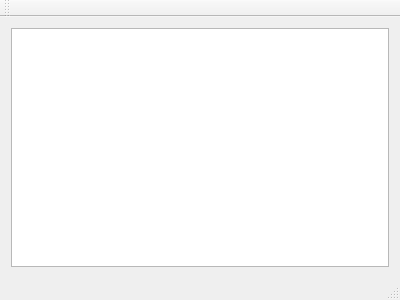
This is apps/qtGui/shinegui.ui in Baertierchen/shine as Qt 5 draws it before an edit. The edited form follows.
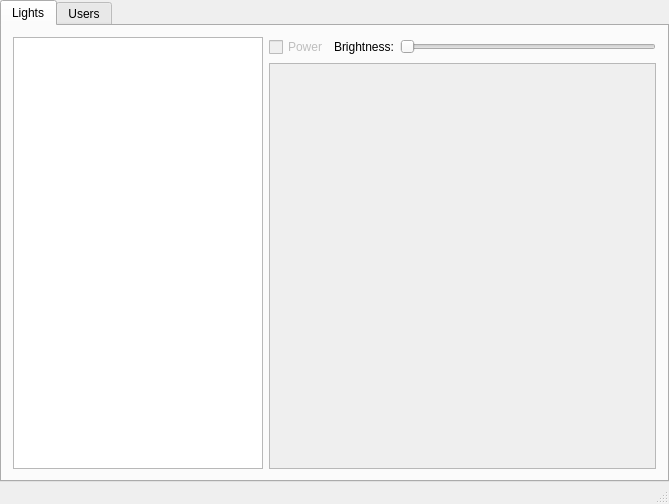
This is the edited form.

Commit message: Draw HSV colorspace + add power/brightness control

What changed in the file:
```diff
--- a/apps/qtGui/shinegui.ui
+++ b/apps/qtGui/shinegui.ui
@@ -6,8 +6,8 @@
    <rect>
     <x>0</x>
     <y>0</y>
-    <width>400</width>
-    <height>300</height>
+    <width>669</width>
+    <height>504</height>
    </rect>
   </property>
   <property name="windowTitle">
@@ -15,8 +15,142 @@
   </property>
   <widget class="QWidget" name="centralWidget">
    <layout class="QHBoxLayout" name="horizontalLayout">
+    <property name="spacing">
+     <number>0</number>
+    </property>
+    <property name="leftMargin">
+     <number>0</number>
+    </property>
+    <property name="topMargin">
+     <number>0</number>
+    </property>
+    <property name="rightMargin">
+     <number>0</number>
+    </property>
+    <property name="bottomMargin">
+     <number>0</number>
+    </property>
     <item>
-     <widget class="QListView" name="lv_lights"/>
+     <widget class="QTabWidget" name="tabWidget">
+      <property name="currentIndex">
+       <number>0</number>
+      </property>
+      <widget class="QWidget" name="tab_lights">
+       <attribute name="title">
+        <string>Lights</string>
+       </attribute>
+       <layout class="QHBoxLayout" name="horizontalLayout_3">
+        <item>
+         <widget class="QListView" name="lv_lights">
+          <property name="sizePolicy">
+           <sizepolicy hsizetype="Preferred" vsizetype="Expanding">
+            <horstretch>0</horstretch>
+            <verstretch>0</verstretch>
+           </sizepolicy>
+          </property>
+          <property name="minimumSize">
+           <size>
+            <width>250</width>
+            <height>0</height>
+           </size>
+          </property>
+          <property name="horizontalScrollBarPolicy">
+           <enum>Qt::ScrollBarAlwaysOff</enum>
+          </property>
+          <property name="sizeAdjustPolicy">
+           <enum>QAbstractScrollArea::AdjustToContents</enum>
+          </property>
+          <property name="alternatingRowColors">
+           <bool>true</bool>
+          </property>
+          <property name="movement">
+           <enum>QListView::Static</enum>
+          </property>
+          <property name="resizeMode">
+           <enum>QListView::Fixed</enum>
+          </property>
+          <property name="layoutMode">
+           <enum>QListView::SinglePass</enum>
+          </property>
+          <property name="selectionRectVisible">
+           <bool>true</bool>
+          </property>
+         </widget>
+        </item>
+        <item>
+         <layout class="QVBoxLayout" name="verticalLayout">
+          <item>
+           <layout class="QHBoxLayout" name="horizontalLayout_2">
+            <item>
+             <widget class="QCheckBox" name="chk_power">
+              <property name="enabled">
+               <bool>false</bool>
+              </property>
+              <property name="text">
+               <string>Power</string>
+              </property>
+             </widget>
+            </item>
+            <item>
+             <widget class="QLabel" name="label">
+              <property name="text">
+               <string>Brightness:</string>
+              </property>
+             </widget>
+            </item>
+            <item>
+             <widget class="QSlider" name="sl_brightness">
+              <property name="enabled">
+               <bool>false</bool>
+              </property>
+              <property name="maximum">
+               <number>255</number>
+              </property>
+              <property name="pageStep">
+               <number>25</number>
+              </property>
+              <property name="tracking">
+               <bool>true</bool>
+              </property>
+              <property name="orientation">
+               <enum>Qt::Horizontal</enum>
+              </property>
+              <property name="invertedAppearance">
+               <bool>false</bool>
+              </property>
+              <property name="invertedControls">
+               <bool>false</bool>
+              </property>
+              <property name="tickPosition">
+               <enum>QSlider::NoTicks</enum>
+              </property>
+             </widget>
+            </item>
+           </layout>
+          </item>
+          <item>
+           <widget class="QGraphicsView" name="gv_colorMapView">
+            <property name="enabled">
+             <bool>false</bool>
+            </property>
+            <property name="verticalScrollBarPolicy">
+             <enum>Qt::ScrollBarAlwaysOff</enum>
+            </property>
+            <property name="horizontalScrollBarPolicy">
+             <enum>Qt::ScrollBarAlwaysOff</enum>
+            </property>
+           </widget>
+          </item>
+         </layout>
+        </item>
+       </layout>
+      </widget>
+      <widget class="QWidget" name="tab_users">
+       <attribute name="title">
+        <string>Users</string>
+       </attribute>
+      </widget>
+     </widget>
     </item>
    </layout>
   </widget>
@@ -30,14 +164,6 @@
     </rect>
    </property>
   </widget>
-  <widget class="QToolBar" name="mainToolBar">
-   <attribute name="toolBarArea">
-    <enum>TopToolBarArea</enum>
-   </attribute>
-   <attribute name="toolBarBreak">
-    <bool>false</bool>
-   </attribute>
-  </widget>
   <widget class="QStatusBar" name="statusBar"/>
  </widget>
  <layoutdefault spacing="6" margin="11"/>
```
Left out of the diff: 2 changed lines with no effect on the pictures. The commit also changes 3 other files.
